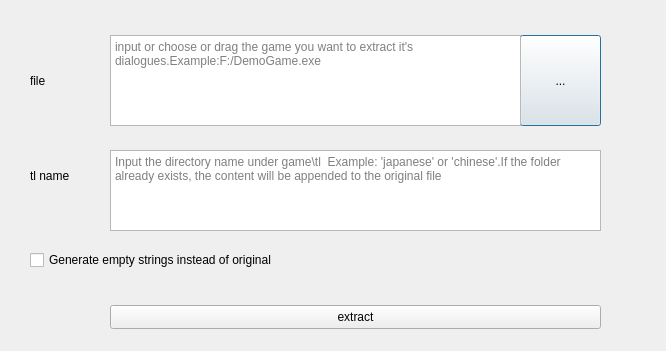
The window that src/extraction_official.ui (anonymousException/renpy-translator) describes before a commit, drawn with Qt 5.
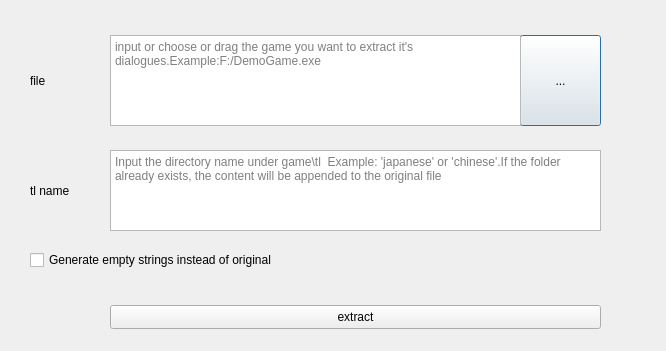
The same window after the commit.

What changed in the file:
```diff
--- a/src/extraction_official.ui
+++ b/src/extraction_official.ui
@@ -32,7 +32,7 @@
      <x>30</x>
      <y>160</y>
      <width>71</width>
-     <height>31</height>
+     <height>61</height>
     </rect>
    </property>
    <property name="text">
```
